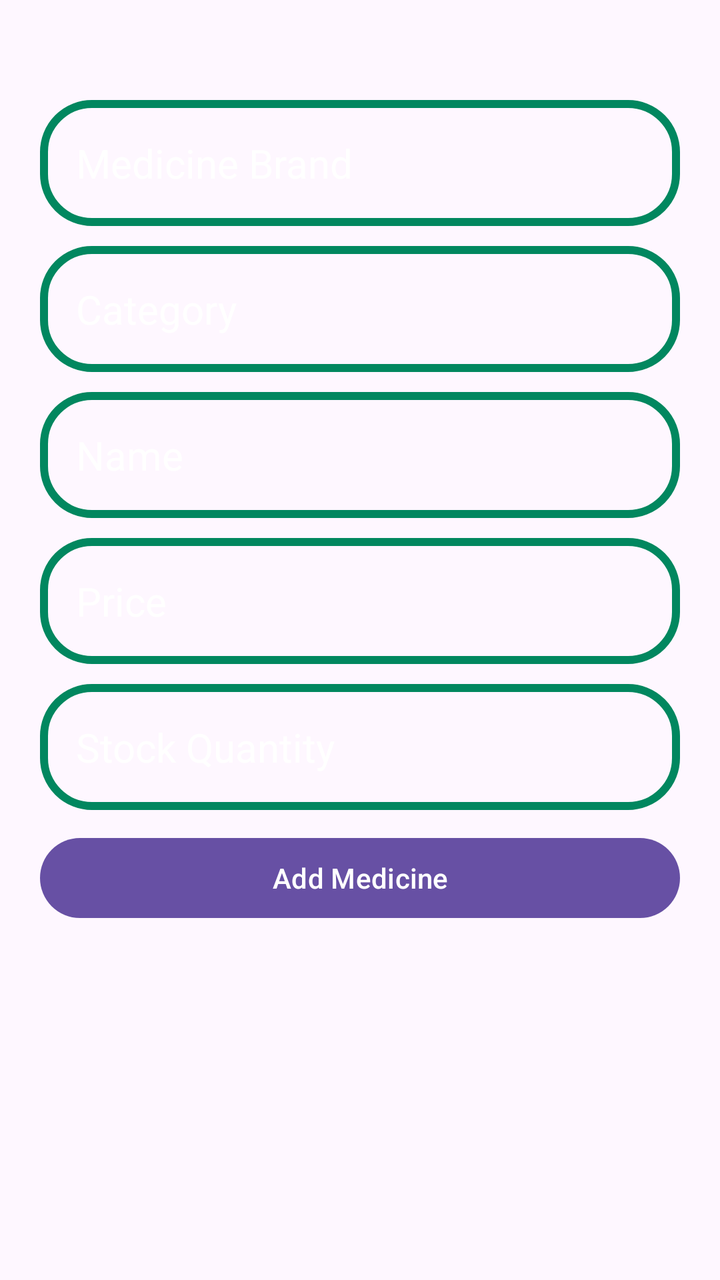
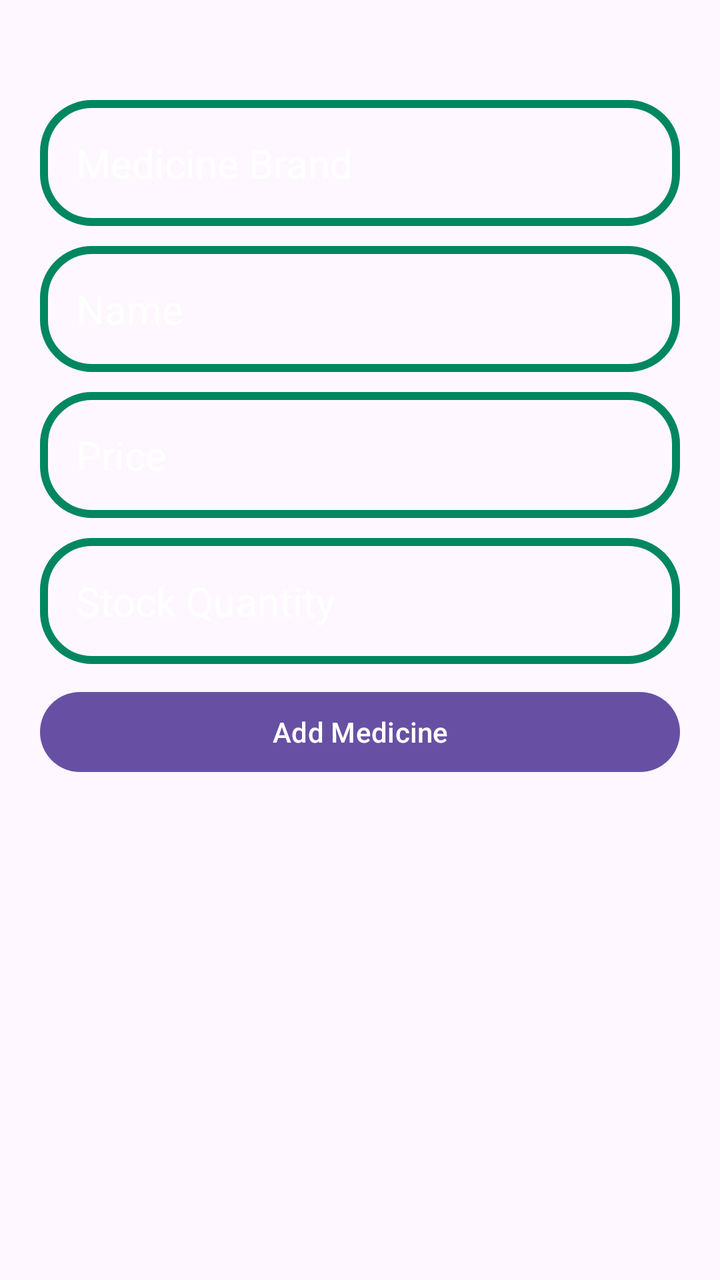

Compare the two renders of this Android layout. The source of the first and the diff that turns it into the second are given below.
<!-- AndroidManifest.xml: application theme Theme.MedFinder -->
<!-- res/layout/fragment_add.xml -->
<?xml version="1.0" encoding="utf-8"?>
<ScrollView xmlns:android="http://schemas.android.com/apk/res/android"
    xmlns:tools="http://schemas.android.com/tools"
    android:layout_width="match_parent"
    android:layout_height="match_parent"
    tools:context=".AddFragment">

    <LinearLayout
        android:orientation="vertical"
        android:padding="20dp"
        android:layout_width="match_parent"
        android:layout_height="wrap_content">

        <EditText
            android:id="@+id/brand_name"
            android:hint="Medicine Brand"
            android:layout_width="match_parent"
            android:layout_height="wrap_content"
            android:layout_marginTop="30dp"
            android:background="@drawable/rounded_corner"
            android:textColor="@color/black"
            android:textColorHint="@color/white"
            android:textSize="20dp"
            android:padding="18dp"
            android:inputType="text"/>

        <EditText
            android:id="@+id/med_category"
            android:hint="Category"
            android:layout_width="match_parent"
            android:layout_height="wrap_content"
            android:layout_marginTop="10dp"
            android:background="@drawable/rounded_corner"
            android:textColor="@color/black"
            android:textColorHint="@color/white"
            android:textSize="20dp"
            android:padding="18dp"
            android:inputType="text"/>

        <EditText
            android:id="@+id/med_name"
            android:hint="Name"
            android:inputType="text"
            android:layout_width="match_parent"
            android:layout_height="wrap_content"
            android:layout_marginTop="10dp"
            android:background="@drawable/rounded_corner"
            android:textColor="@color/black"
            android:textColorHint="@color/white"
            android:textSize="20dp"
            android:padding="18dp" />

        <EditText
            android:id="@+id/med_price"
            android:hint="Price"
            android:inputType="number"
            android:layout_width="match_parent"
            android:layout_height="wrap_content"
            android:layout_marginTop="10dp"
            android:background="@drawable/rounded_corner"
            android:textColor="@color/black"
            android:textColorHint="@color/white"
            android:textSize="20dp"
            android:padding="18dp" />

        <EditText
            android:id="@+id/med_stock"
            android:hint="Stock Quantity"
            android:inputType="number"
            android:layout_width="match_parent"
            android:layout_height="wrap_content"
            android:layout_marginTop="10dp"
            android:background="@drawable/rounded_corner"
            android:textColor="@color/black"
            android:textColorHint="@color/white"
            android:textSize="20dp"
            android:padding="18dp" />

        <Button
            android:id="@+id/btn_save"
            android:text="Add Medicine"
            android:layout_width="match_parent"
            android:layout_height="wrap_content"
            android:layout_marginTop="10dp" />
    </LinearLayout>
</ScrollView>
<!-- resources referenced by this layout -->
<resources>
  <color name="black">#FF000000</color>
  <color name="white">#FFFFFFFF</color>
  <!-- drawable rounded_corner (drawable) -->
  <?xml version="1.0" encoding="utf-8"?>
  <shape xmlns:android="http://schemas.android.com/apk/res/android"
      android:shape="rectangle">
      <corners android:radius="24dp"/>
      <stroke android:width="4dip" android:color="@color/teal_700"/>
  </shape>
  <style name="Theme.MedFinder" parent="Base.Theme.MedFinder" />
  <color name="teal_700">#FF01875F</color>
  <style name="Base.Theme.MedFinder" parent="Theme.Material3.DayNight.NoActionBar">
          
          
      </style>
</resources>

<!-- the commit's change to res/layout/fragment_add.xml (unified diff, before → after) -->
@@ -25,20 +25,7 @@
             android:inputType="text"/>
 
         <EditText
-            android:id="@+id/med_category"
-            android:hint="Category"
-            android:layout_width="match_parent"
-            android:layout_height="wrap_content"
-            android:layout_marginTop="10dp"
-            android:background="@drawable/rounded_corner"
-            android:textColor="@color/black"
-            android:textColorHint="@color/white"
-            android:textSize="20dp"
-            android:padding="18dp"
-            android:inputType="text"/>
-
-        <EditText
-            android:id="@+id/med_name"
+            android:id="@+id/medicine_name"
             android:hint="Name"
             android:inputType="text"
             android:layout_width="match_parent"
@@ -51,7 +38,7 @@
             android:padding="18dp" />
 
         <EditText
-            android:id="@+id/med_price"
+            android:id="@+id/price"
             android:hint="Price"
             android:inputType="number"
             android:layout_width="match_parent"
@@ -64,7 +51,7 @@
             android:padding="18dp" />
 
         <EditText
-            android:id="@+id/med_stock"
+            android:id="@+id/stock"
             android:hint="Stock Quantity"
             android:inputType="number"
             android:layout_width="match_parent"
